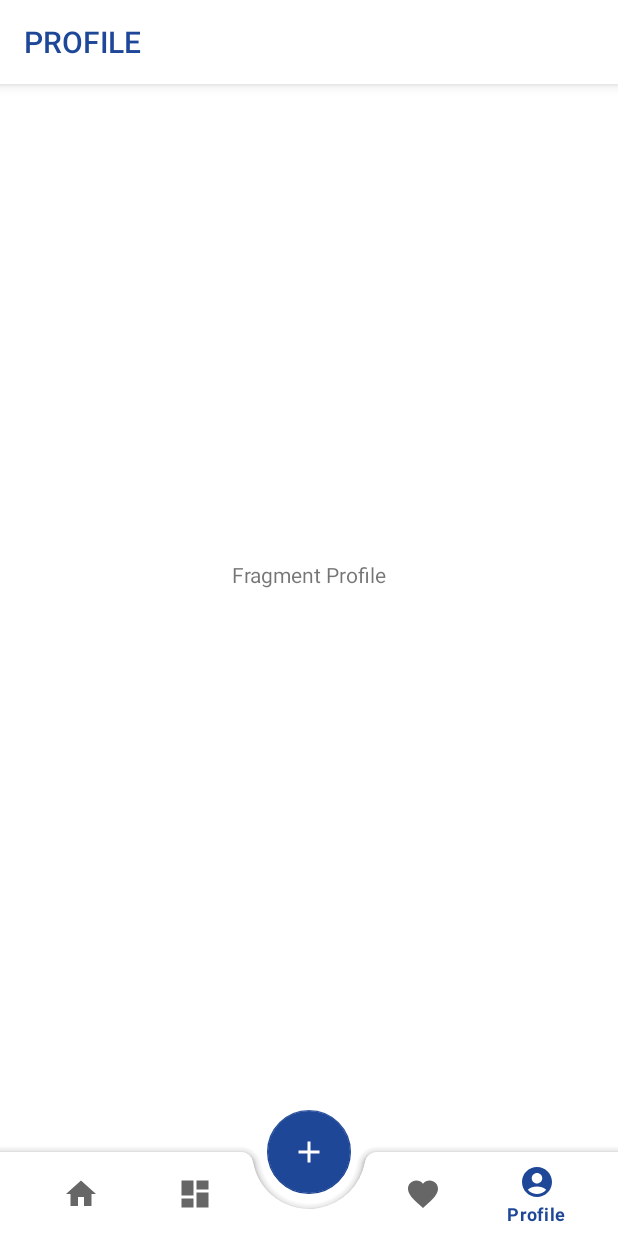
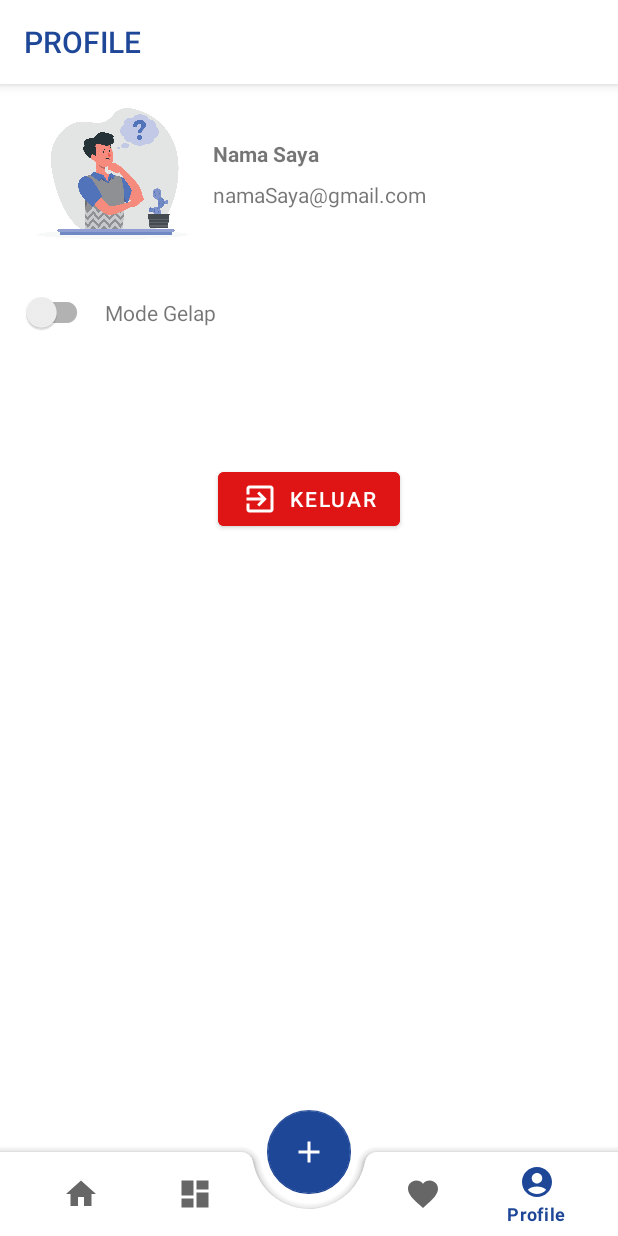
Before and after one commit to idekita/mobile-development, an Android app: the ProfileFragment screen opened through its navigation route, on a phone screen of 412 x 824 dp. Run offline under Robolectric (Android 15) with nearby library versions, the phone set to English and light mode, and no system bars; our stand-ins replace navigation-ui.

Commit message:
add userProfile design

```diff
--- /dev/null
+++ b/Aplikasi/app/src/main/res/drawable/ic_exit.xml
@@ -0,0 +1,5 @@
+<vector android:autoMirrored="true" android:height="24dp"
+    android:tint="#000000" android:viewportHeight="24"
+    android:viewportWidth="24" android:width="24dp" xmlns:android="http://schemas.android.com/apk/res/android">
+    <path android:fillColor="@android:color/white" android:pathData="M10.09,15.59L11.5,17l5,-5 -5,-5 -1.41,1.41L12.67,11H3v2h9.67l-2.58,2.59zM19,3H5c-1.11,0 -2,0.9 -2,2v4h2V5h14v14H5v-4H3v4c0,1.1 0.89,2 2,2h14c1.1,0 2,-0.9 2,-2V5c0,-1.1 -0.9,-2 -2,-2z"/>
+</vector>
--- /dev/null
+++ b/Aplikasi/app/src/main/res/drawable/ic_exit_white.xml
@@ -0,0 +1,5 @@
+<vector android:autoMirrored="true" android:height="24dp"
+    android:tint="#FFFFFF" android:viewportHeight="24"
+    android:viewportWidth="24" android:width="24dp" xmlns:android="http://schemas.android.com/apk/res/android">
+    <path android:fillColor="@android:color/white" android:pathData="M10.09,15.59L11.5,17l5,-5 -5,-5 -1.41,1.41L12.67,11H3v2h9.67l-2.58,2.59zM19,3H5c-1.11,0 -2,0.9 -2,2v4h2V5h14v14H5v-4H3v4c0,1.1 0.89,2 2,2h14c1.1,0 2,-0.9 2,-2V5c0,-1.1 -0.9,-2 -2,-2z"/>
+</vector>
--- a/Aplikasi/app/src/main/res/layout/fragment_profile.xml
+++ b/Aplikasi/app/src/main/res/layout/fragment_profile.xml
@@ -19,15 +19,73 @@
         app:layout_constraintStart_toStartOf="parent"
         app:layout_constraintTop_toTopOf="parent" />
 
-    <TextView
-        android:layout_width="match_parent"
-        android:layout_height="wrap_content"
-        android:text="Fragment Profile"
-        android:textAlignment="center"
-        app:layout_constraintBottom_toBottomOf="parent"
+    <ImageView
+        android:id="@+id/userPict"
+        android:layout_width="118dp"
+        android:layout_height="87dp"
+        android:layout_marginStart="16dp"
+        android:layout_marginTop="16dp"
+        android:src="@drawable/page_2_gabut_idekita"
         app:layout_constraintEnd_toEndOf="parent"
+        app:layout_constraintHorizontal_bias="0.0"
         app:layout_constraintStart_toStartOf="parent"
         app:layout_constraintTop_toBottomOf="@+id/toolbar" />
 
+    <TextView
+        android:id="@+id/nameTV"
+        android:layout_width="wrap_content"
+        android:layout_height="wrap_content"
+        android:layout_marginStart="8dp"
+        android:text="Nama Saya"
+        android:textStyle="bold"
+        app:layout_constraintBottom_toBottomOf="@+id/userPict"
+        app:layout_constraintStart_toEndOf="@+id/userPict"
+        app:layout_constraintTop_toTopOf="@+id/userPict"
+        app:layout_constraintVertical_bias="0.308" />
+
+    <TextView
+        android:id="@+id/emailTV"
+        android:layout_width="wrap_content"
+        android:layout_height="wrap_content"
+        android:layout_marginStart="8dp"
+        android:layout_marginTop="8dp"
+        android:text="namaSaya@gmail.com"
+        app:layout_constraintStart_toEndOf="@+id/userPict"
+        app:layout_constraintTop_toBottomOf="@+id/nameTV" />
+
+    <androidx.appcompat.widget.SwitchCompat
+        android:id="@+id/switch1"
+        android:layout_width="46dp"
+        android:layout_height="33dp"
+        android:layout_marginStart="16dp"
+        android:layout_marginTop="32dp"
+        app:layout_constraintStart_toStartOf="parent"
+        app:layout_constraintTop_toBottomOf="@+id/userPict" />
+
+    <TextView
+        android:id="@+id/darkmode"
+        android:layout_width="wrap_content"
+        android:layout_height="wrap_content"
+        android:layout_marginStart="8dp"
+        android:text="Mode Gelap"
+        app:layout_constraintBottom_toBottomOf="@+id/switch1"
+        app:layout_constraintStart_toEndOf="@+id/switch1"
+        app:layout_constraintTop_toTopOf="@+id/switch1" />
+
+    <Button
+        android:id="@+id/btnLogout"
+        android:layout_width="wrap_content"
+        android:layout_height="wrap_content"
+        android:layout_marginStart="16dp"
+        android:layout_marginTop="84dp"
+        android:layout_marginEnd="16dp"
+        android:backgroundTint="@color/red"
+        android:text="Keluar"
+        android:textAlignment="textStart"
+        app:icon="@drawable/ic_exit_white"
+        app:layout_constraintEnd_toEndOf="parent"
+        app:layout_constraintStart_toStartOf="parent"
+        app:layout_constraintTop_toBottomOf="@+id/switch1" />
+
 
 </androidx.constraintlayout.widget.ConstraintLayout>
--- a/Aplikasi/app/src/main/res/values/colors.xml
+++ b/Aplikasi/app/src/main/res/values/colors.xml
@@ -17,4 +17,6 @@
 
     <color name="judul_register_login">#107DAC</color>
 
+    <color name="red">#DF1515</color>
+
 </resources>
```
Also changed, not shown: Aplikasi/app/src/main/java/com/capstone/idekita/model/wisataData.kt (added, +82 -0 lines), Aplikasi/app/src/main/java/com/capstone/idekita/model/wisataEntity.kt (added, +9 -0 lines), Aplikasi/app/src/main/java/com/capstone/idekita/ui/home/HomeViewModel.kt (added, +49 -0 lines), Aplikasi/app/src/main/java/com/capstone/idekita/ui/home/ListProjectAdapter.kt (added, +60 -0 lines), Aplikasi/app/src/main/res/layout/item_row_latest_project.xml (added, +92 -0 lines).
